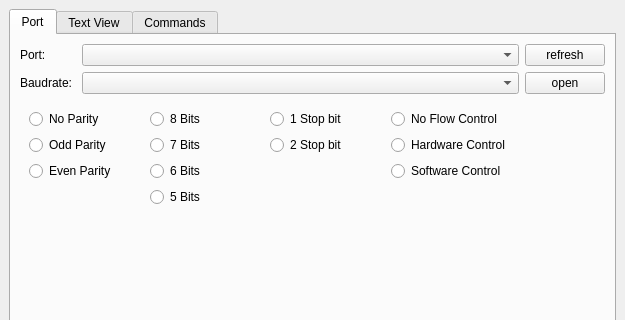
The window that lib/main_window/main_window.ui (hhk7734/pyside2_serial) describes before a commit, drawn with Qt 5; both pictures show x 0 to 625 and y 0 to 320 of the 625 by 640 pixel window.
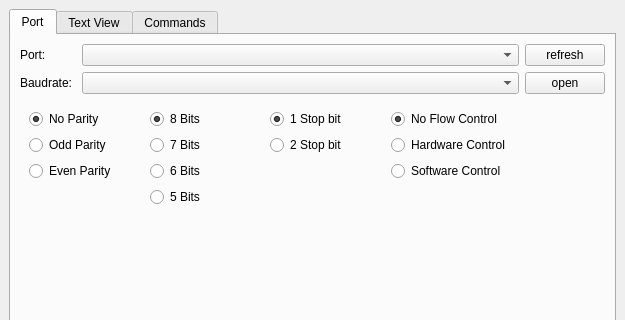
The same window after the commit.

Commit message: main_window: ui: set default value for port

The edit to the form file:
```diff
--- a/lib/main_window/main_window.ui
+++ b/lib/main_window/main_window.ui
@@ -46,6 +46,9 @@
                    <property name="text">
                     <string>No Parity</string>
                    </property>
+                   <property name="checked">
+                    <bool>true</bool>
+                   </property>
                   </widget>
                  </item>
                  <item>
@@ -86,6 +89,9 @@
                    <property name="text">
                     <string>8 Bits</string>
                    </property>
+                   <property name="checked">
+                    <bool>true</bool>
+                   </property>
                   </widget>
                  </item>
                  <item>
@@ -133,6 +139,9 @@
                    <property name="text">
                     <string>1 Stop bit</string>
                    </property>
+                   <property name="checked">
+                    <bool>true</bool>
+                   </property>
                   </widget>
                  </item>
                  <item>
@@ -166,6 +175,9 @@
                    <property name="text">
                     <string>No Flow Control</string>
                    </property>
+                   <property name="checked">
+                    <bool>true</bool>
+                   </property>
                   </widget>
                  </item>
                  <item>
```
Left out of the diff: 3 changed lines with no effect on the pictures.
